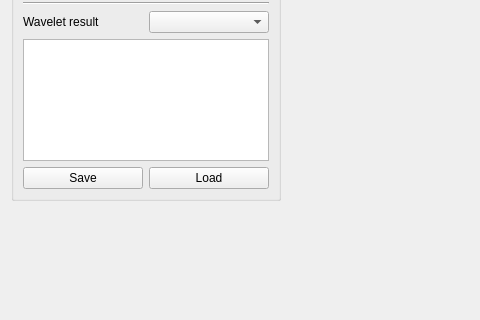
Before: the Qt Designer form src/AnalyzerWidget.ui in SergShtelmakh/NoiseReduction, drawn with Qt 5; both pictures show x 0 to 480 and y 124 to 444 of the 1127 by 656 pixel window.
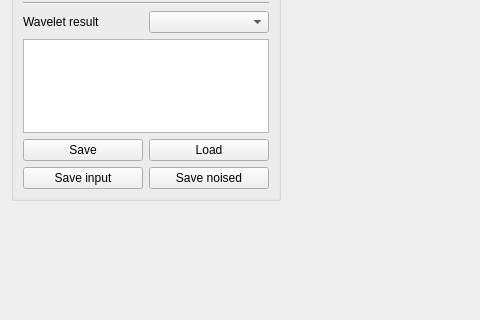
After: the same form once the commit is applied. Custom widgets are drawn as their Qt base class.

```diff
--- a/src/AnalyzerWidget.ui
+++ b/src/AnalyzerWidget.ui
@@ -145,6 +145,24 @@
           </item>
          </layout>
         </item>
+        <item>
+         <layout class="QHBoxLayout" name="horizontalLayout_7">
+          <item>
+           <widget class="QPushButton" name="pbSaveInput">
+            <property name="text">
+             <string>Save input</string>
+            </property>
+           </widget>
+          </item>
+          <item>
+           <widget class="QPushButton" name="pbSaveNoised">
+            <property name="text">
+             <string>Save noised</string>
+            </property>
+           </widget>
+          </item>
+         </layout>
+        </item>
        </layout>
       </widget>
      </item>
```
